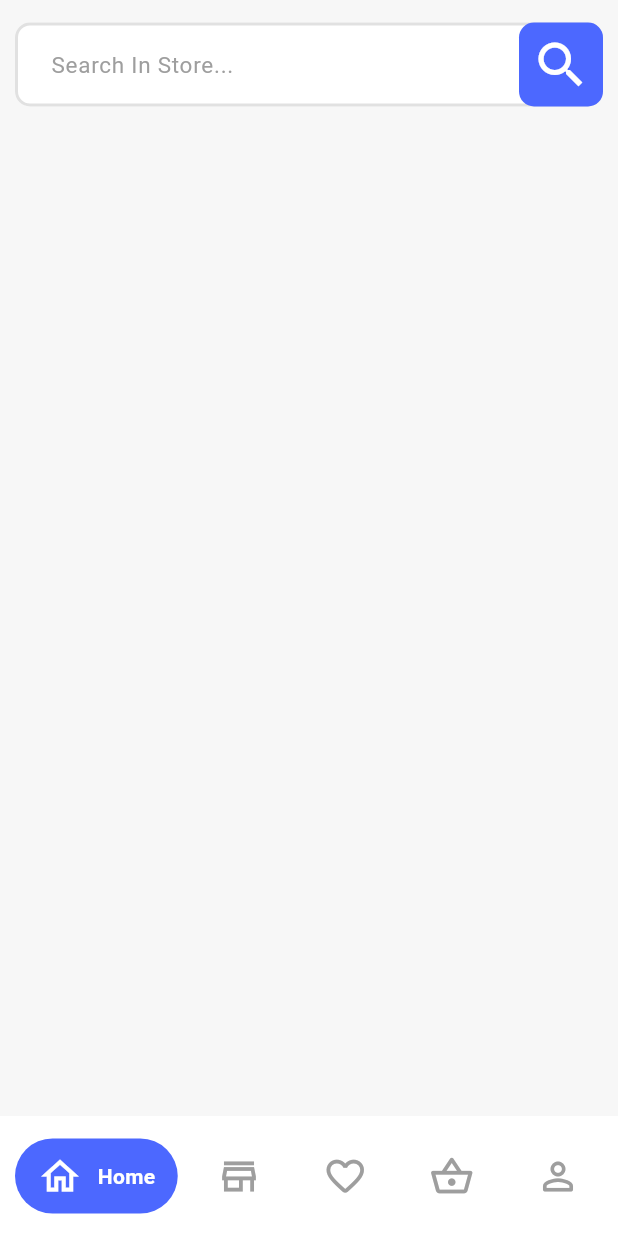
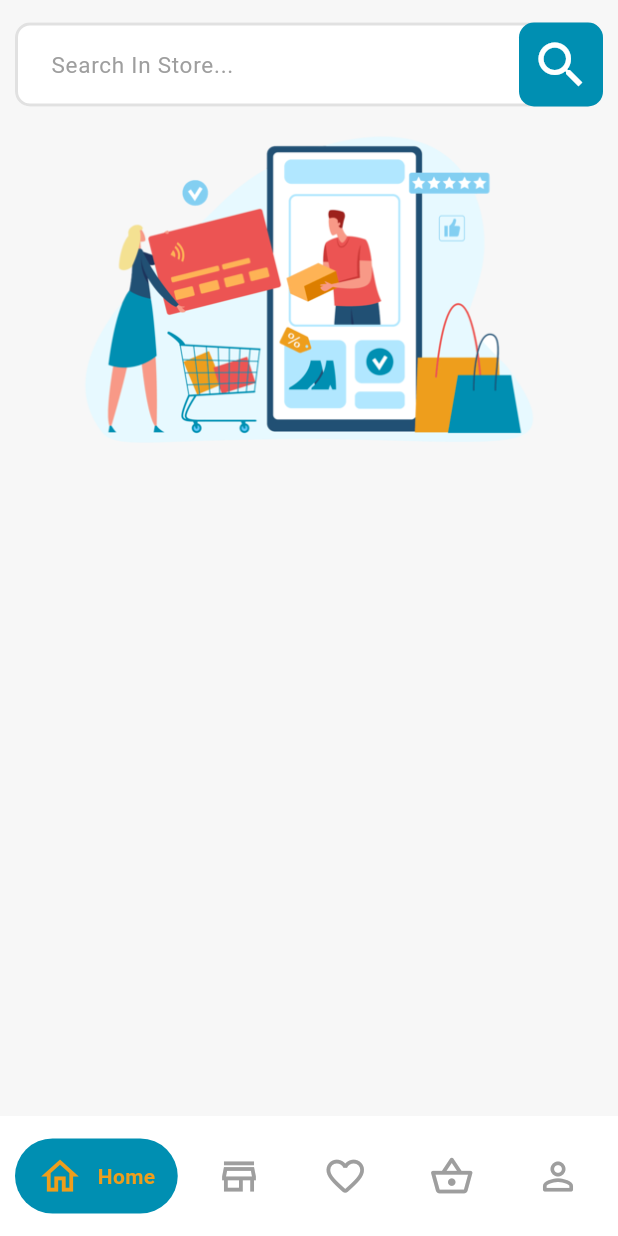
Before and after one commit to M-Waleed-Elsherbeny/E_Commerce_Market, a Flutter app: the screen it shows after launch, after a tap on "Login", on a phone screen of 412 x 824 dp. Run offline on Flutter 3.47's test engine with Material 3 defaults, Android fonts, the phone set to English and light mode, and no system bars; drawn by our look-alikes of google_nav_bar; our stand-ins replace flutter_bloc, flutter_screenutil.

Commit message:
Change Color and Adding home image

```diff
--- a/lib/core/assets/app_assets.dart
+++ b/lib/core/assets/app_assets.dart
@@ -2,4 +2,6 @@ class AppAssets {
   static const String iconPath = 'assets/icons';
   static const String imagePath = 'assets/images';
   static const String googleIcon = '$iconPath/google_icon.jpg';
+  static const String imageStore1 = '$imagePath/store_1.png';
+  static const String imageStore2 = '$imagePath/store_2.png';
 }
--- a/lib/core/colors/app_colors.dart
+++ b/lib/core/colors/app_colors.dart
@@ -1,7 +1,10 @@
 import 'package:flutter/material.dart';
 
 class AppColors {
-  static const Color kPrimaryColor = Color(0xFF4C68FF);
+  // static const Color kPrimaryColor = Color(0xFF4C68FF);
+  static const Color kPrimaryColor = Color(0xFF008FB2);
+  static const Color kYellowColor = Color(0xFFEE9E1C);
+  static const Color kRedColor = Color(0xFFEC5453);
   static const Color kScaffoldColor = Color(0xffF7F7F7);
   static const Color kBorderSideColor = Color(0xffE1E1E1);
   static const Color kWhiteColor = Color(0xFFffffff);
--- /dev/null
+++ b/lib/core/widgets/height_spacer.dart
@@ -0,0 +1,12 @@
+import 'package:flutter/material.dart';
+import 'package:flutter_screenutil/flutter_screenutil.dart';
+
+class HeightSpacer extends StatelessWidget {
+  const HeightSpacer({super.key, required this.height});
+  final double height;
+
+  @override
+  Widget build(BuildContext context) {
+    return SizedBox(height: height.h);
+  }
+}
--- a/lib/main.dart
+++ b/lib/main.dart
@@ -1,7 +1,7 @@
 import 'package:flutter/material.dart';
+import 'package:flutter_screenutil/flutter_screenutil.dart';
 import 'package:my_e_commerce_app/core/colors/app_colors.dart';
 import 'package:my_e_commerce_app/core/routes/app_routes_config.dart';
-import 'package:my_e_commerce_app/screens/home/ui/home_screen.dart';
 
 void main() {
   runApp(const MyApp());
@@ -9,16 +9,21 @@ void main() {
 
 class MyApp extends StatelessWidget {
   const MyApp({super.key});
-
-  // This widget is the root of your application.
   @override
   Widget build(BuildContext context) {
-    return MaterialApp(
-      title: 'E-Commerce Market',
-      debugShowCheckedModeBanner: false,
-      theme: ThemeData(scaffoldBackgroundColor: AppColors.kScaffoldColor),
-      onGenerateRoute: AppRoutesConfig().onGenerateRoute,
-
+    return ScreenUtilInit(
+      designSize: const Size(360, 690),
+      minTextAdapt: true,
+      splitScreenMode: true,
+      // Use builder only if you need to use library outside ScreenUtilInit context
+      builder: (_, child) {
+        return MaterialApp(
+          title: 'E-Commerce Market',
+          debugShowCheckedModeBanner: false,
+          theme: ThemeData(scaffoldBackgroundColor: AppColors.kScaffoldColor),
+          onGenerateRoute: AppRoutesConfig().onGenerateRoute,
+        );
+      },
     );
   }
 }
--- a/lib/screens/auth/UI/login_screen.dart
+++ b/lib/screens/auth/UI/login_screen.dart
@@ -1,6 +1,7 @@
 import 'package:flutter/material.dart';
 import 'package:my_e_commerce_app/core/colors/app_colors.dart';
 import 'package:my_e_commerce_app/core/routes/app_routes.dart';
+import 'package:my_e_commerce_app/core/widgets/height_spacer.dart';
 import 'package:my_e_commerce_app/screens/auth/widgets/custom_button.dart';
 import 'package:my_e_commerce_app/screens/auth/widgets/custom_text_field.dart';
 import 'package:my_e_commerce_app/screens/auth/widgets/custom_login_methods.dart';
@@ -42,7 +43,7 @@ class _LoginScreenState extends State<LoginScreen> {
                         offset: Offset(8, 0),
                       ),
                       BoxShadow(
-                        color: Colors.redAccent.shade100,
+                        color: AppColors.kYellowColor,
                         blurRadius: 10,
                         spreadRadius: 1,
                         offset: Offset(-10, 10),
@@ -66,7 +67,7 @@ class _LoginScreenState extends State<LoginScreen> {
                           ),
                         ),
                       ),
-                      SizedBox(height: deviceHeight! * 0.02),
+                      HeightSpacer(height: 10),
                       CustomTextFormField(
                         isPassword: true,
                         labelText: "Password",
@@ -96,7 +97,7 @@ class _LoginScreenState extends State<LoginScreen> {
                           ),
                         ),
                       ),
-                      SizedBox(height: deviceHeight! * 0.01),
+                      HeightSpacer(height: 10),
                       CustomButton(
                         deviceWidth: deviceWidth,
                         deviceHeight: deviceHeight,
@@ -105,7 +106,7 @@ class _LoginScreenState extends State<LoginScreen> {
                           Navigator.pushNamed(context, AppRoutes.mainNavBar);
                         },
                       ),
-                      SizedBox(height: deviceHeight! * 0.02),
+                      HeightSpacer(height: 15),
                       Row(
                         mainAxisAlignment: MainAxisAlignment.spaceEvenly,
                         children: [
@@ -120,7 +121,7 @@ class _LoginScreenState extends State<LoginScreen> {
                           ),
                         ],
                       ),
-                      SizedBox(height: deviceHeight! * 0.01),
+                      HeightSpacer(height: 10),
                       CustomLoginMethods(deviceWidth: deviceWidth),
                       Spacer(),
                       Row(
--- a/lib/screens/home/ui/home_screen.dart
+++ b/lib/screens/home/ui/home_screen.dart
@@ -1,6 +1,9 @@
 import 'package:flutter/material.dart';
+import 'package:flutter_screenutil/flutter_screenutil.dart';
+import 'package:my_e_commerce_app/core/assets/app_assets.dart';
 import 'package:my_e_commerce_app/core/colors/app_colors.dart';
 import 'package:my_e_commerce_app/core/widgets/custom_search_field.dart';
+import 'package:my_e_commerce_app/core/widgets/height_spacer.dart';
 
 class HomeScreen extends StatelessWidget {
   const HomeScreen({super.key});
@@ -24,6 +27,17 @@ class HomeScreen extends StatelessWidget {
             },
           ),
         ),
+        Container(
+          height: 200.h,
+          width: double.infinity,
+          decoration: BoxDecoration(
+            image: DecorationImage(
+              image: AssetImage(AppAssets.imageStore2),
+              fit: BoxFit.fitHeight,
+              alignment: Alignment.center,
+            ),
+          ),
+        ),
       ],
     );
   }
--- a/lib/screens/navigation/ui/main_nav_bar.dart
+++ b/lib/screens/navigation/ui/main_nav_bar.dart
@@ -42,7 +42,7 @@ class MainNavBar extends StatelessWidget {
                   gap: 10, // the tab button gap between icon and text
                   color: AppColors.kGreyColor, // unselected icon color
                   activeColor:
-                      AppColors.kWhiteColor, // selected icon and text color
+                      AppColors.kYellowColor, // selected icon and text color
                   iconSize: 30, // tab button icon size
                   tabBackgroundColor:
                       AppColors.kPrimaryColor, // selected tab background color
--- a/pubspec.yaml
+++ b/pubspec.yaml
@@ -32,6 +32,7 @@ dependencies:
   flutter:
     sdk: flutter
   flutter_bloc: ^9.1.1
+  flutter_screenutil: ^5.9.3
   google_nav_bar: ^5.0.7
 
 dev_dependencies:
```
Also changed, not shown: lib/core/widgets/width_spacer.dart (added, +12 -0 lines), lib/screens/auth/UI/forget_password_screen.dart (+7 -3 lines), lib/screens/auth/UI/signup_screen.dart (+8 -6 lines), assets/images/store_1.png (added), assets/images/store_2.png (added), pubspec.lock.
